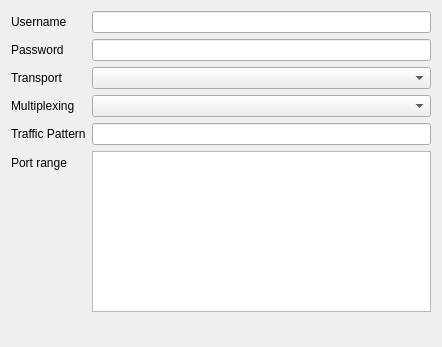
First picture: the form in src/nekobox/ui/profile/edit_mieru.ui, repository qr243vbi/nekobox, before the edit.
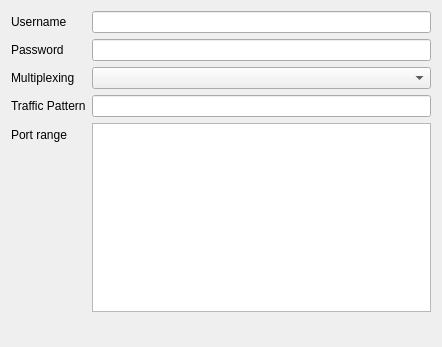
Second picture: the form after the edit.

Diff of the .ui file:
```diff
--- a/src/nekobox/ui/profile/edit_mieru.ui
+++ b/src/nekobox/ui/profile/edit_mieru.ui
@@ -34,29 +34,14 @@
    <item row="1" column="1">
     <widget class="QLineEdit" name="password"/>
    </item>
-   <item row="5" column="0">
-    <widget class="QLabel" name="port_range_l">
-     <property name="text">
-      <string>Port range</string>
-     </property>
-    </widget>
-   </item>
-   <item row="5" column="1">
-    <widget class="QTextEdit" name="port_range"/>
-   </item>
-   <item row="6" column="0" colspan="2">
-    <widget class="QWidget" name="widget" native="true">
-     <layout class="QGridLayout" name="gridLayout"/>
-    </widget>
-   </item>
-   <item row="3" column="0">
+   <item row="2" column="0">
     <widget class="QLabel" name="multiplexing_l">
      <property name="text">
       <string>Multiplexing</string>
      </property>
     </widget>
    </item>
-   <item row="3" column="1">
+   <item row="2" column="1">
     <widget class="QComboBox" name="multiplexing">
      <property name="sizePolicy">
       <sizepolicy hsizetype="MinimumExpanding" vsizetype="Fixed">
@@ -66,26 +51,31 @@
      </property>
     </widget>
    </item>
-   <item row="2" column="0">
-    <widget class="QLabel" name="label">
-     <property name="text">
-      <string>Transport</string>
-     </property>
-    </widget>
-   </item>
-   <item row="2" column="1">
-    <widget class="QComboBox" name="transport"/>
-   </item>
-   <item row="4" column="0">
+   <item row="3" column="0">
     <widget class="QLabel" name="label_2">
      <property name="text">
       <string>Traffic Pattern</string>
      </property>
     </widget>
    </item>
-   <item row="4" column="1">
+   <item row="3" column="1">
     <widget class="QLineEdit" name="traffic_pattern"/>
    </item>
+   <item row="4" column="0">
+    <widget class="QLabel" name="port_range_l">
+     <property name="text">
+      <string>Port range</string>
+     </property>
+    </widget>
+   </item>
+   <item row="4" column="1">
+    <widget class="QTextEdit" name="port_range"/>
+   </item>
+   <item row="5" column="0" colspan="2">
+    <widget class="QWidget" name="widget" native="true">
+     <layout class="QGridLayout" name="gridLayout"/>
+    </widget>
+   </item>
   </layout>
  </widget>
  <resources/>
```
